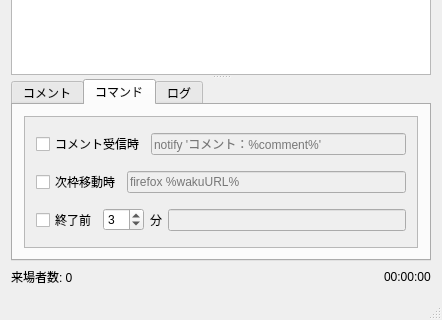
Above: ui/mainwindow.ui from diginatu/Viqo before the change; both pictures show x 0 to 442 and y 181 to 501 of the 442 by 501 pixel window. Below: the same form after it.
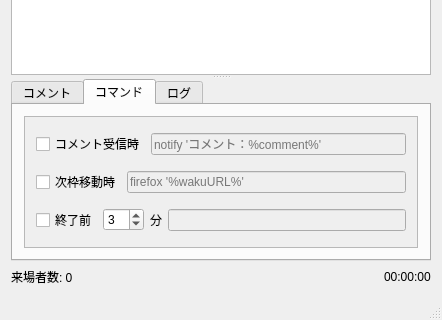
That is the form after the change.

Commit message: fixed that it had been not able to get new Waku which is in unknown community

Patch:
```diff
--- a/ui/mainwindow.ui
+++ b/ui/mainwindow.ui
@@ -399,7 +399,7 @@
                    <bool>false</bool>
                   </property>
                   <property name="placeholderText">
-                   <string>firefox %wakuURL%</string>
+                   <string>firefox '%wakuURL%'</string>
                   </property>
                  </widget>
                 </item>
```
The commit also changes 3 other files.
